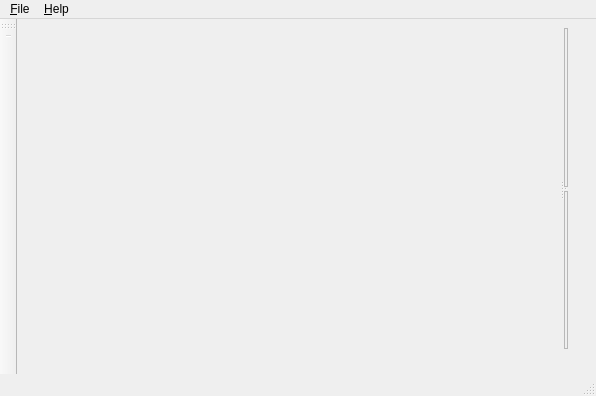
First picture: the form in gui/mainwindow.ui, repository uliss/quneiform, before the edit.
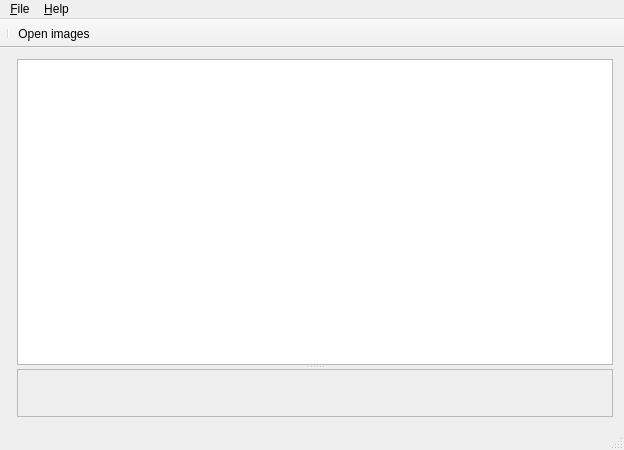
Second picture: the form after the edit. Icons and pictures are not drawn. Custom widgets are drawn as their Qt base class.

Commit message: image view functionality added

Diff of the .ui file:
```diff
--- a/gui/mainwindow.ui
+++ b/gui/mainwindow.ui
@@ -6,8 +6,8 @@
    <rect>
     <x>0</x>
     <y>0</y>
-    <width>596</width>
-    <height>396</height>
+    <width>624</width>
+    <height>450</height>
    </rect>
   </property>
   <property name="windowTitle">
@@ -18,19 +18,13 @@
     <normaloff>:/img/cuneiform_logo_32.png</normaloff>:/img/cuneiform_logo_32.png</iconset>
   </property>
   <widget class="QWidget" name="centralWidget">
-   <widget class="QSplitter" name="splitter_2">
-    <property name="geometry">
-     <rect>
-      <x>10</x>
-      <y>9</y>
-      <width>541</width>
-      <height>321</height>
-     </rect>
-    </property>
-    <property name="orientation">
-     <enum>Qt::Horizontal</enum>
-    </property>
-    <widget class="QWidget" name="thumbs_" native="true"/>
+   <layout class="QHBoxLayout" name="horizontalLayout">
+    <item>
+     <widget class="ThumbnailList" name="thumbs_" native="true">
+      <zorder>splitter</zorder>
+     </widget>
+    </item>
+    <item>
     <widget class="QSplitter" name="splitter">
      <property name="enabled">
       <bool>true</bool>
@@ -44,15 +38,12 @@
      <property name="orientation">
       <enum>Qt::Vertical</enum>
      </property>
-     <widget class="QFrame" name="TextArea">
-      <property name="frameShape">
-       <enum>QFrame::StyledPanel</enum>
-      </property>
-      <property name="frameShadow">
-       <enum>QFrame::Raised</enum>
-      </property>
-     </widget>
-     <widget class="QFrame" name="ImageArea">
+      <widget class="QGraphicsView" name="image_view_">
+       <property name="enabled">
+        <bool>true</bool>
+       </property>
+      </widget>
+      <widget class="QFrame" name="page_text_">
       <property name="frameShape">
        <enum>QFrame::StyledPanel</enum>
       </property>
@@ -61,15 +52,16 @@
       </property>
      </widget>
     </widget>
-   </widget>
+    </item>
+   </layout>
   </widget>
   <widget class="QMenuBar" name="menuBar">
    <property name="geometry">
     <rect>
      <x>0</x>
      <y>0</y>
-     <width>596</width>
-     <height>24</height>
+     <width>624</width>
+     <height>22</height>
     </rect>
    </property>
    <widget class="QMenu" name="menuFile">
@@ -91,18 +83,25 @@
   </widget>
   <widget class="QToolBar" name="mainToolBar">
    <property name="sizePolicy">
-    <sizepolicy hsizetype="Fixed" vsizetype="Preferred">
+    <sizepolicy hsizetype="Preferred" vsizetype="Fixed">
      <horstretch>0</horstretch>
      <verstretch>0</verstretch>
     </sizepolicy>
    </property>
+   <property name="movable">
+    <bool>false</bool>
+   </property>
+   <property name="floatable">
+    <bool>false</bool>
+   </property>
    <attribute name="toolBarArea">
-    <enum>LeftToolBarArea</enum>
+    <enum>TopToolBarArea</enum>
    </attribute>
    <attribute name="toolBarBreak">
-    <bool>true</bool>
+    <bool>false</bool>
    </attribute>
    <addaction name="separator"/>
+   <addaction name="actionOpen"/>
   </widget>
   <widget class="QStatusBar" name="statusBar"/>
   <action name="actionAbout">
@@ -136,7 +135,17 @@
   </action>
  </widget>
  <layoutdefault spacing="6" margin="11"/>
- <resources/>
+ <customwidgets>
+  <customwidget>
+   <class>ThumbnailList</class>
+   <extends>QWidget</extends>
+   <header>thumbnaillist.h</header>
+   <container>1</container>
+  </customwidget>
+ </customwidgets>
+ <resources>
+  <include location="resources/cuneiform.qrc"/>
+ </resources>
  <connections>
   <connection>
    <sender>actionExit</sender>
```
Left out of the diff: 4 changed lines with no effect on the pictures. Lines whose indentation alone changed are shown as unchanged. The commit also changes 7 other files.
